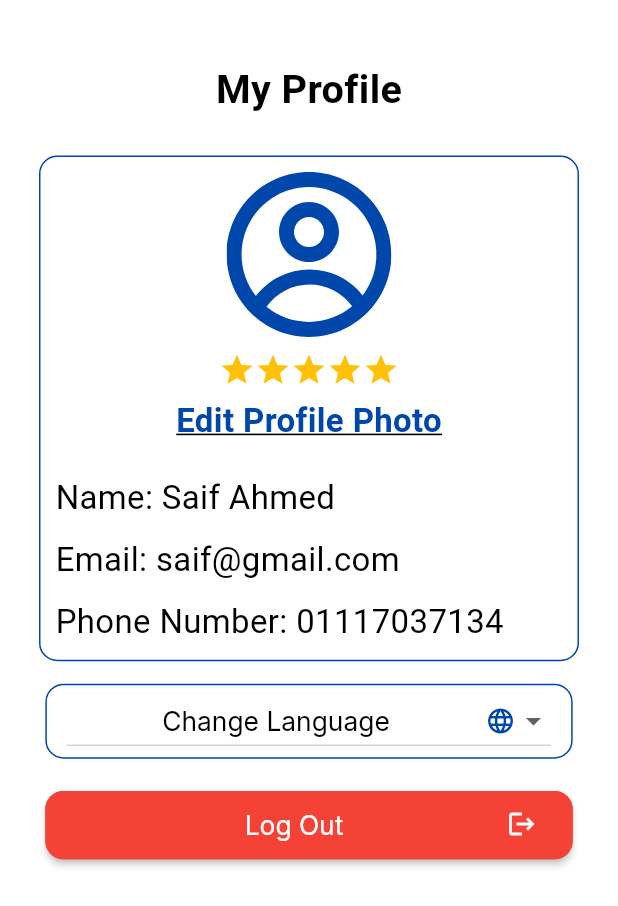
After one commit to KarimYasser15/kafa2a, a Flutter app: the MyProfileScreen screen opened directly, on a phone screen of 412 x 824 dp. The commit adds this screen. Shown: the top 906 px of the screen. Run offline on Flutter 3.47's test engine with Material 3 defaults, Android fonts, the phone set to English and light mode, and no system bars; our stand-ins replace email_validator, flutter_screenutil, flutter_svg, google_fonts.

Commit message:
Finished UI of my profile of user

```diff
--- a/lib/config/app_theme.dart
+++ b/lib/config/app_theme.dart
@@ -31,6 +31,14 @@ class AppTheme {
       selectedLabelStyle: TextStyle(fontSize: 10.sp),
       unselectedLabelStyle: TextStyle(fontSize: 10.sp),
     ),
+    dropdownMenuTheme: DropdownMenuThemeData(
+        textStyle: GoogleFonts.inter(
+            fontSize: 16.sp,
+            textStyle: TextStyle(overflow: TextOverflow.ellipsis)),
+        menuStyle: MenuStyle(
+            shape: WidgetStatePropertyAll(RoundedRectangleBorder(
+                borderRadius: BorderRadius.circular(12.r),
+                side: BorderSide(color: ColorsManager.blue, width: 1.2.w))))),
     elevatedButtonTheme: ElevatedButtonThemeData(
       style: ElevatedButton.styleFrom(
           backgroundColor: Colors.white,
--- a/lib/config/strings_manager.dart
+++ b/lib/config/strings_manager.dart
@@ -30,4 +30,7 @@ class StringsManager {
   static const String cancelRequest = "Cancel Request";
   static const String providerPetails = "Provider Profile";
   static const String acceptOffer = "Accept Offer";
+  static const String editProfilePhoto = "Edit Profile Photo";
+  static const String logOut = "Log Out";
+  static const String changeLanguage = "Change Language";
 }
--- a/lib/features/home/view/user_home_screen.dart
+++ b/lib/features/home/view/user_home_screen.dart
@@ -1,6 +1,7 @@
 import 'package:flutter_screenutil/flutter_screenutil.dart';
 import 'package:flutter/material.dart';
 import 'package:kafa2a/config/strings_manager.dart';
+import 'package:kafa2a/features/my_profile/view/my_profile_screen.dart';
 import 'package:kafa2a/features/requests/user/view/screens/user_requests_screen.dart';
 
 class UserHomeScreen extends StatefulWidget {
@@ -24,9 +25,7 @@ class _UserHomeScreenState extends State<UserHomeScreen> {
     Scaffold(
       backgroundColor: Colors.deepOrange,
     ),
-    Scaffold(
-      backgroundColor: Colors.black,
-    ),
+    MyProfileScreen()
   ];
 
   @override
--- /dev/null
+++ b/lib/features/my_profile/models/language.dart
@@ -0,0 +1,5 @@
+class Language {
+  Language({required this.name, required this.code});
+  String name;
+  String code;
+}
--- /dev/null
+++ b/lib/features/my_profile/view/my_profile_screen.dart
@@ -0,0 +1,196 @@
+import 'package:flutter/material.dart';
+import 'package:flutter_screenutil/flutter_screenutil.dart';
+import 'package:flutter_svg/svg.dart';
+import 'package:google_fonts/google_fonts.dart';
+import 'package:kafa2a/config/app_styles.dart';
+import 'package:kafa2a/config/assets_manager.dart';
+import 'package:kafa2a/config/colors_manager.dart';
+import 'package:kafa2a/config/strings_manager.dart';
+import 'package:kafa2a/features/my_profile/models/language.dart';
+
+class MyProfileScreen extends StatelessWidget {
+  const MyProfileScreen({super.key});
+
+  @override
+  Widget build(BuildContext context) {
+    List<Language> languages = [
+      Language(name: "English", code: "en"),
+      Language(name: "العربية", code: "ar")
+    ];
+    return Scaffold(
+      backgroundColor: Colors.white,
+      body: SafeArea(
+        child: SingleChildScrollView(
+          child: Padding(
+            padding: EdgeInsets.only(top: 40.h, left: 10.w, right: 10.w),
+            child: Column(
+                crossAxisAlignment: CrossAxisAlignment.center,
+                children: [
+                  Text(
+                    StringsManager.myProfile,
+                    style: AppStyles.title,
+                  ),
+                  SizedBox(
+                    height: 10.h,
+                  ),
+                  Padding(
+                    padding: EdgeInsets.all(15.0),
+                    child: Container(
+                      decoration: BoxDecoration(
+                        borderRadius: BorderRadius.circular(12.r),
+                        border: Border.all(
+                          color: ColorsManager.blue,
+                        ),
+                      ),
+                      child: Padding(
+                        padding: EdgeInsets.all(10),
+                        child: Column(
+                          crossAxisAlignment: CrossAxisAlignment.start,
+                          children: [
+                            SizedBox(
+                              width: double.infinity,
+                              child: Column(
+                                  crossAxisAlignment: CrossAxisAlignment.center,
+                                  children: [
+                                    SvgPicture.asset(
+                                      AssetsManager.profileImage,
+                                      width: 100.w,
+                                    ),
+                                    SizedBox(
+                                      height: 10.h,
+                                    ),
+                                    SizedBox(
+                                      height: 10.h,
+                                      child: Row(
+                                        mainAxisAlignment:
+                                            MainAxisAlignment.center,
+                                        children: List.generate(
+                                          5,
+                                          (index) => Icon(
+                                            Icons.star,
+                                            color: Colors.amber,
+                                          ),
+                                        ),
+                                      ),
+                                    ),
+                                    SizedBox(
+                                      height: 20.h,
+                                    ),
+                                    InkWell(
+                                      borderRadius: BorderRadius.all(
+                                          Radius.circular(8.r)),
+                                      onTap: () {},
+                                      child: Text(
+                                        StringsManager.editProfilePhoto,
+                                        style: TextStyle(
+                                            color: ColorsManager.blue,
+                                            fontSize: 20.sp,
+                                            fontWeight: FontWeight.w700,
+                                            decoration:
+                                                TextDecoration.underline),
+                                      ),
+                                    )
+                                  ]),
+                            ),
+                            SizedBox(
+                              height: 20.h,
+                            ),
+                            Text(
+                              "Name: Saif Ahmed",
+                              style: TextStyle(
+                                  fontSize: 20.sp, fontWeight: FontWeight.w400),
+                            ),
+                            SizedBox(
+                              height: 10.h,
+                            ),
+                            Text(
+                              "Email: saif@gmail.com",
+                              style: TextStyle(
+                                  fontSize: 20.sp, fontWeight: FontWeight.w400),
+                            ),
+                            SizedBox(height: 10.h),
+                            Text(
+                              "Phone Number: 01117037134",
+                              style: TextStyle(
+                                  fontSize: 20.sp, fontWeight: FontWeight.w400),
+                            ),
+                          ],
+                        ),
+                      ),
+                    ),
+                  ),
+                  Container(
+                    decoration: BoxDecoration(
+                        border: Border.all(
+                          color: ColorsManager.blue,
+                        ),
+                        borderRadius: BorderRadius.circular(12.r)),
+                    width: 320.w,
+                    child: DropdownButton(
+                      padding: EdgeInsets.symmetric(horizontal: 12.w),
+                      borderRadius: BorderRadius.circular(12.r),
+                      style: GoogleFonts.inter(
+                          color: Colors.black,
+                          fontSize: 16.sp,
+                          textStyle:
+                              TextStyle(overflow: TextOverflow.ellipsis)),
+                      value: null,
+                      isExpanded: true,
+                      items: languages.map((language) {
+                        return DropdownMenuItem<Language>(
+                          value: language,
+                          child: Text(language.name),
+                        );
+                      }).toList(),
+                      onChanged: (value) {},
+                      hint: Row(
+                        children: [
+                          Spacer(),
+                          Text(StringsManager.changeLanguage,
+                              style: GoogleFonts.inter(
+                                  color: Colors.black,
+                                  fontSize: 16.sp,
+                                  textStyle: TextStyle(
+                                      overflow: TextOverflow.ellipsis))),
+                          Spacer(),
+                          Icon(
+                            Icons.language,
+                            color: ColorsManager.blue,
+                            size: 20,
+                            weight: 30,
+                          ),
+                        ],
+                      ),
+                    ),
+                  ),
+                  SizedBox(
+                    height: 20.h,
+                  ),
+                  ElevatedButton(
+                    onPressed: () {},
+                    style: ElevatedButton.styleFrom(
+                        foregroundColor: Colors.white,
+                        side: BorderSide(color: Colors.red),
+                        backgroundColor: Colors.red),
+                    child: Row(
+                      crossAxisAlignment: CrossAxisAlignment.start,
+                      children: [
+                        Spacer(),
+                        Text(StringsManager.logOut),
+                        Spacer(),
+                        Icon(
+                          Icons.logout,
+                          color: Colors.white,
+                          size: 20,
+                          weight: 30,
+                        ),
+                      ],
+                    ),
+                  ),
+                ]),
+          ),
+        ),
+      ),
+    );
+  }
+}
```
